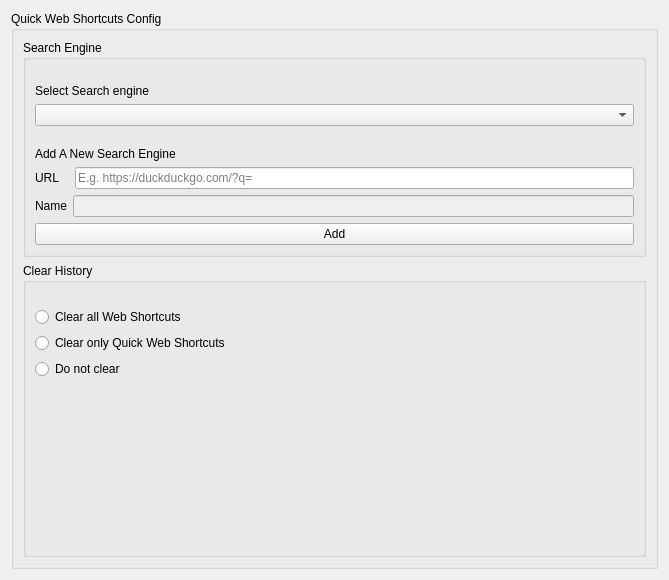
Above: src/config/quick_web_shortcuts_config.ui from alex1701c/QuickWebShortcuts before the change. Below: the same form after it.
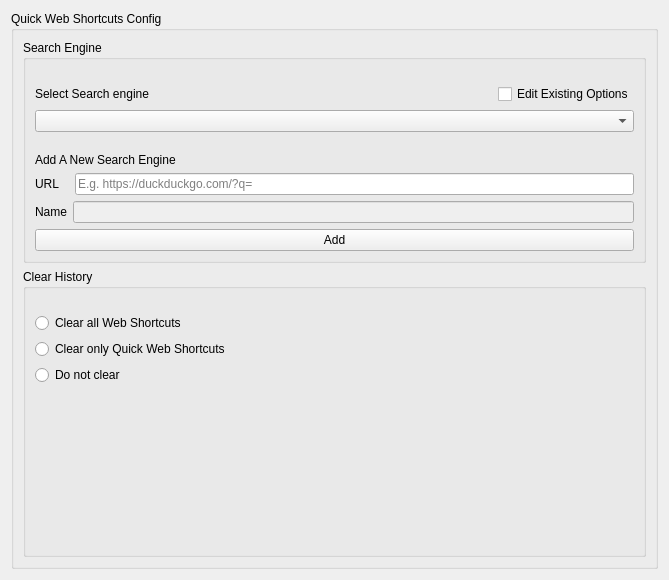
That is the form after the change.

Commit message: Make existing search engines editable, TODO: Handle saving of edited

```diff
--- a/src/config/quick_web_shortcuts_config.ui
+++ b/src/config/quick_web_shortcuts_config.ui
@@ -123,11 +123,35 @@
             <number>15</number>
            </property>
            <item>
+            <layout class="QHBoxLayout" name="horizontalLayout_3">
+             <item>
             <widget class="QLabel" name="searchEnginesLabel">
              <property name="text">
-              <string>Select Search engine</string>
-             </property>
-            </widget>
+                <string>Select Search engine  </string>
+               </property>
+              </widget>
+             </item>
+             <item>
+              <spacer name="horizontalSpacer">
+               <property name="orientation">
+                <enum>Qt::Horizontal</enum>
+               </property>
+               <property name="sizeHint" stdset="0">
+                <size>
+                 <width>40</width>
+                 <height>20</height>
+                </size>
+               </property>
+              </spacer>
+             </item>
+             <item>
+              <widget class="QCheckBox" name="searchEnginesEditable">
+               <property name="text">
+                <string>Edit Existing Options</string>
+               </property>
+              </widget>
+             </item>
+            </layout>
            </item>
            <item>
             <widget class="QComboBox" name="searchEngines">
```
Lines whose indentation alone changed are shown as unchanged. The commit also changes 3 other files.
